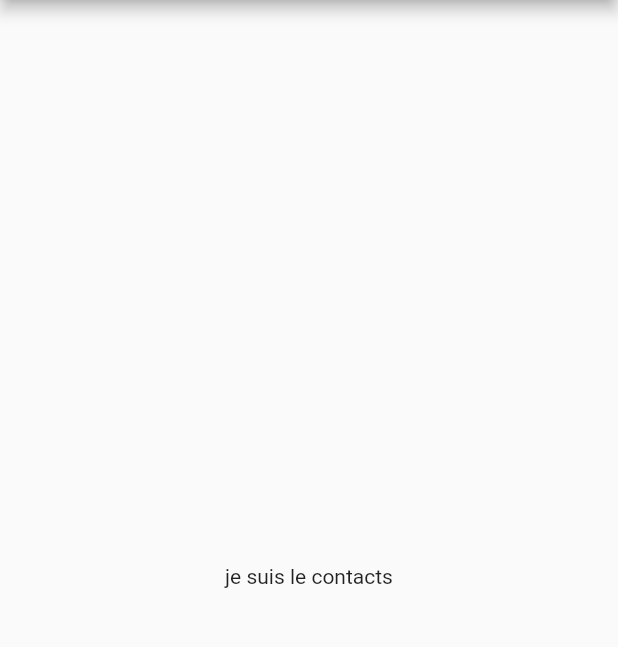
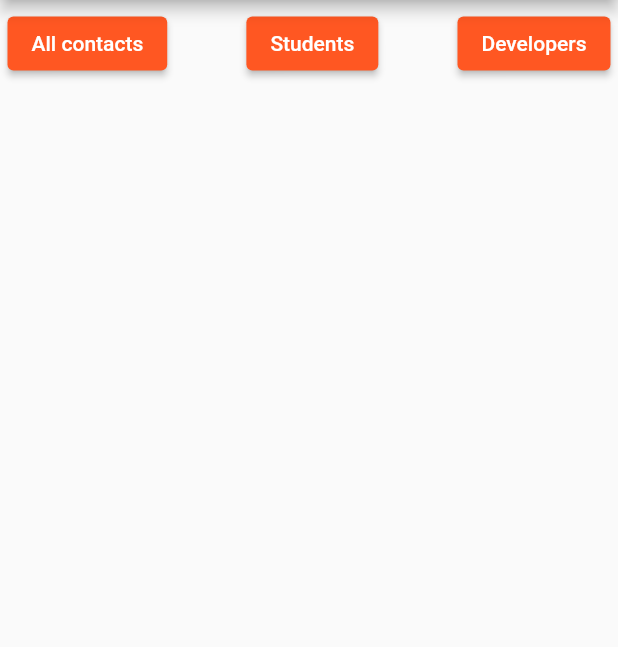
Before and after one commit to mukaya/contacts-message, a Flutter app: the screen it shows after launch, on a phone screen of 412 x 824 dp, the part 84-731 px from its top. Run offline on Flutter 3.47's test engine with Material 2 defaults, Android fonts, the phone set to English and light mode, and no system bars; our stand-ins replace bloc, flutter_bloc.

Commit message:
feature/display contact list

```diff
--- a/lib/main.dart
+++ b/lib/main.dart
@@ -1,5 +1,8 @@
 import 'package:flutter/material.dart';
+import 'package:flutter_application_1/bloc/contacts.bloc.dart';
+import 'package:flutter_application_1/repositories/contacts.repo.dart';
 import 'package:flutter_application_1/ui.pages/contacts/contacts.page.dart';
+import 'package:flutter_bloc/flutter_bloc.dart';
 
 main() {
   runApp(
@@ -12,7 +15,20 @@ class MyApp extends StatelessWidget {
 
   @override
   Widget build(BuildContext context) {
-    return MaterialApp(
+    return MultiBlocProvider(
+      providers: [
+        BlocProvider(
+          create: (context) => ContactsBloc(
+            ContactsState(
+              contacts: [],
+              requestState: RequestState.NONE,
+              errorMessage: '',
+            ),
+            ContactsRepository(),
+          ),
+        ),
+      ],
+      child: MaterialApp(
         theme: ThemeData(
           primarySwatch: Colors.deepOrange,
         ),
@@ -20,6 +36,7 @@ class MyApp extends StatelessWidget {
           '/contacts': (context) => Contactspage(),
         },
         initialRoute: '/contacts',
+      ),
     );
   }
 }
--- a/lib/ui.pages/contacts/contacts.page.dart
+++ b/lib/ui.pages/contacts/contacts.page.dart
@@ -1,4 +1,6 @@
 import 'package:flutter/material.dart';
+import 'package:flutter_application_1/bloc/contacts.bloc.dart';
+import 'package:flutter_bloc/flutter_bloc.dart';
 
 class Contactspage extends StatelessWidget {
   const Contactspage({Key? key}) : super(key: key);
@@ -9,8 +11,82 @@ class Contactspage extends StatelessWidget {
       appBar: AppBar(
         title: Text("Contacts"),
       ),
-      body: Center(
-        child: Text("je suis le contacts"),
+      body: Column(
+        children: [
+          Padding(
+            padding: const EdgeInsets.all(5.0),
+            child: Row(
+              mainAxisAlignment: MainAxisAlignment.spaceBetween,
+              children: [
+                ElevatedButton(
+                  onPressed: () {
+                    context.read<ContactsBloc>().add(
+                          LoadAllContactsEvent(),
+                        );
+                  },
+                  child: Text(
+                    "All contacts",
+                    style: TextStyle(
+                      color: Colors.white,
+                    ),
+                  ),
+                ),
+                ElevatedButton(
+                  onPressed: () {},
+                  child: Text(
+                    "Students",
+                    style: TextStyle(
+                      color: Colors.white,
+                    ),
+                  ),
+                ),
+                ElevatedButton(
+                  onPressed: () {},
+                  child: Text(
+                    "Developers",
+                    style: TextStyle(
+                      color: Colors.white,
+                    ),
+                  ),
+                ),
+              ],
+            ),
+          ),
+          BlocBuilder<ContactsBloc, ContactsState>(
+            builder: (context, state) {
+              if (state.requestState == RequestState.LOADING) {
+                return CircularProgressIndicator();
+              } else if (state.requestState == RequestState.ERROR) {
+                return Column(
+                  children: [
+                    Text("${state.errorMessage}"),
+                    ElevatedButton(
+                      onPressed: () {},
+                      child: Text("Retry"),
+                    ),
+                  ],
+                );
+              } else if (state.requestState == RequestState.LOADED) {
+                return Expanded(
+                  child: ListView.builder(
+                    itemCount: state.contacts.length,
+                    itemBuilder: (context, index) {
+                      return ListTile(
+                        title: Row(
+                          children: [
+                            Text("${state.contacts[index].name}"),
+                          ],
+                        ),
+                      );
+                    },
+                  ),
+                );
+              } else {
+                return Container();
+              }
+            },
+          )
+        ],
       ),
     );
   }
```
Also changed, not shown: lib/repositories/contacts.repo.dart (+7 -13 lines). Lines whose indentation alone changed are shown as unchanged.
